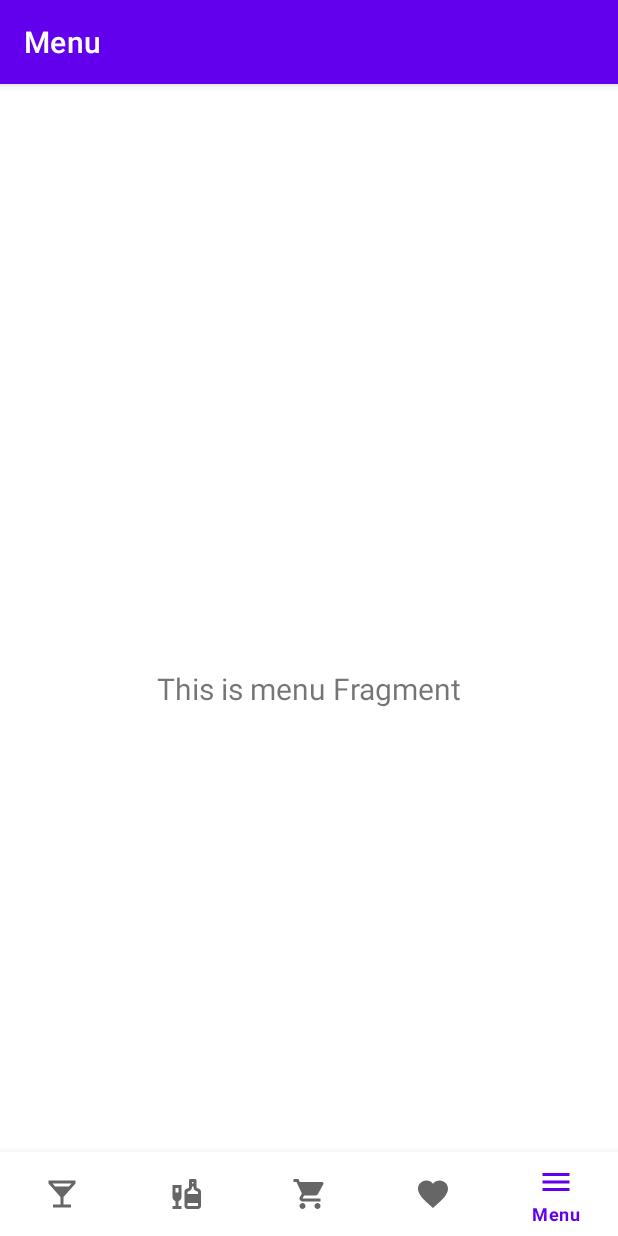
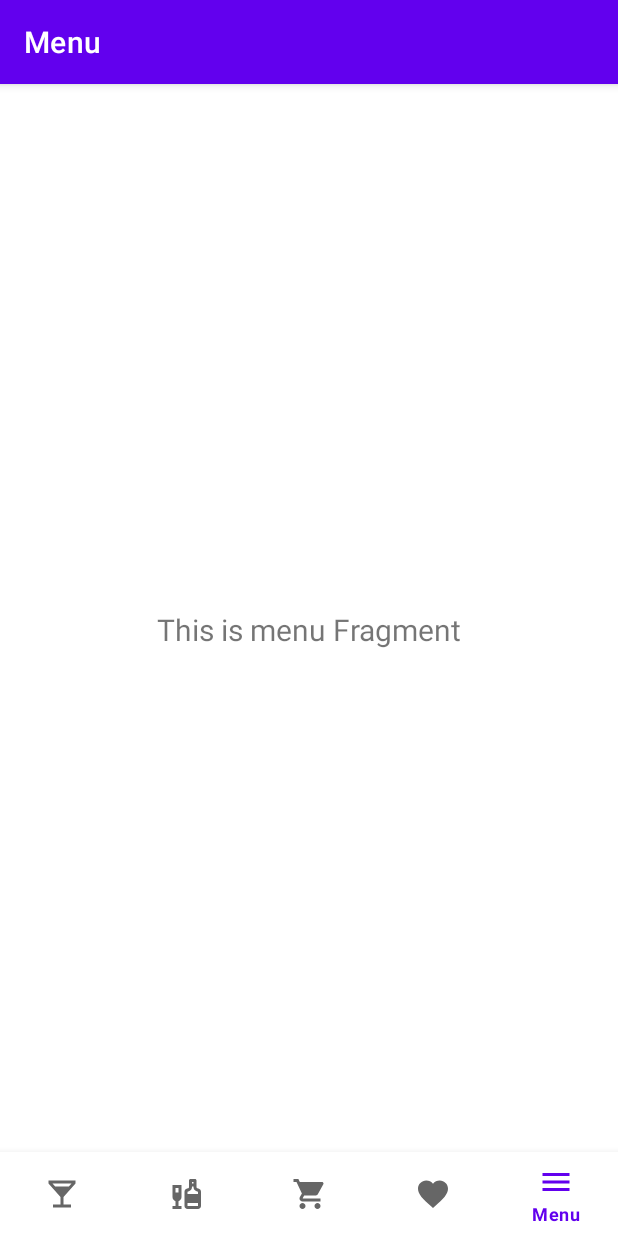
Before and after one commit to tv1light/AppPrototype_1, an Android app: the MenuFragment screen opened through its navigation route, on a phone screen of 412 x 824 dp. Run offline under Robolectric (Android 15) with nearby library versions, the phone set to English and light mode, and no system bars; our stand-ins replace navigation-ui.

Commit message:
(Не)разъебал интерфейс и надеюсь, не разъебал бд)

```diff
--- a/app/src/main/res/layout/fragment_menu.xml
+++ b/app/src/main/res/layout/fragment_menu.xml
@@ -17,6 +17,9 @@
         android:textSize="20sp"
         app:layout_constraintBottom_toBottomOf="parent"
         app:layout_constraintEnd_toEndOf="parent"
+        app:layout_constraintHorizontal_bias="0.0"
         app:layout_constraintStart_toStartOf="parent"
-        app:layout_constraintTop_toTopOf="parent" />
+        app:layout_constraintTop_toTopOf="parent"
+        app:layout_constraintVertical_bias="0.44" />
+
 </androidx.constraintlayout.widget.ConstraintLayout>
```
